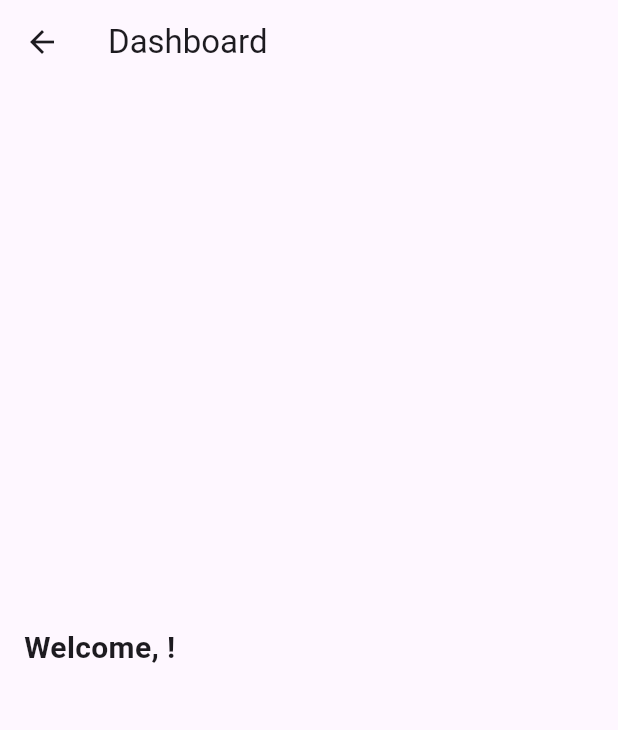
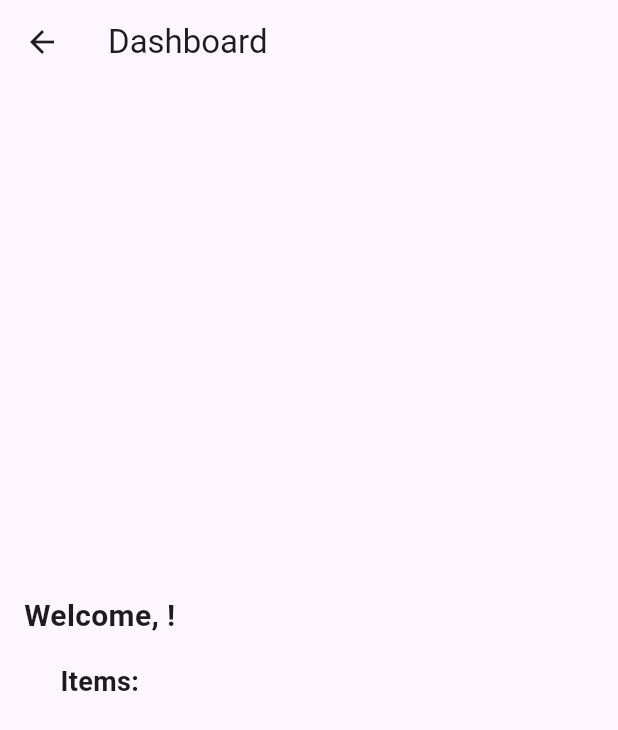
Before and after one commit to TishaJhabak1014/ReVibe, a Flutter app: the DashboardPage screen opened by its route, on a phone screen of 412 x 824 dp. Shown: the top 730 px of the screen. Run offline on Flutter 3.47's test engine with Material 3 defaults, Android fonts, the phone set to English and light mode, and no system bars; our stand-ins replace cloud_firestore, firebase_core, qr_flutter; accounts and stored records are empty.

Commit message:
user dashboard updated

```diff
--- a/revibe/lib/dashboard.dart
+++ b/revibe/lib/dashboard.dart
@@ -1,4 +1,6 @@
 import 'package:flutter/material.dart';
+import 'package:cloud_firestore/cloud_firestore.dart';
+import 'package:qr_flutter/qr_flutter.dart';
 
 class DashboardPage extends StatelessWidget {
   final String userName;
@@ -21,9 +23,68 @@ class DashboardPage extends StatelessWidget {
               style: TextStyle(fontSize: 20, fontWeight: FontWeight.bold),
             ),
             const SizedBox(height: 16),
+            // Display the list of items
+            ItemList(),
+            const SizedBox(height: 16),
+            // Generate QR code
+            // Container(
+            //   height: 200.0, // Set the desired height for the QR code
+            //   child: QrImage(
+            //     data: 'Your concatenated userID and itemID here',
+            //     version: QrVersions.auto,
+            //     size: 200.0,
+            //   ),
+            // ),
           ],
         ),
       ),
     );
   }
 }
+
+class ItemList extends StatelessWidget {
+  @override
+  Widget build(BuildContext context) {
+    return StreamBuilder<QuerySnapshot>(
+      stream: FirebaseFirestore.instance.collection('scannable_items_org').snapshots(),
+      builder: (context, snapshot) {
+        if (!snapshot.hasData) {
+          return CircularProgressIndicator();
+        }
+
+        var querySnapshot = snapshot.data!;
+        var items = querySnapshot.docs;
+
+        return Column(
+          crossAxisAlignment: CrossAxisAlignment.start,
+          children: [
+            Text(
+              'Items:',
+              style: TextStyle(fontSize: 18, fontWeight: FontWeight.bold),
+            ),
+            // Display each item in the list
+            for (var item in items)
+              InkWell(
+                onTap: () {
+                  // Show a snackbar when the item is clicked
+                  ScaffoldMessenger.of(context).showSnackBar(
+                    SnackBar(
+                      content: Text('Your scan for ${item['name']} is ready!'),
+                      duration: Duration(minutes: 5),
+                    ),
+                  );
+                },
+                child: ListTile(
+                  title: Text(
+                    item['name'],
+                    style: TextStyle(fontWeight: FontWeight.bold),
+                  ),
+                  subtitle: Text('Points: ${item['points']}'),
+                ),
+              ),
+          ],
+        );
+      },
+    );
+  }
+}
--- a/revibe/pubspec.yaml
+++ b/revibe/pubspec.yaml
@@ -38,6 +38,7 @@ dependencies:
   firebase_core: ^2.24.2
   cloud_firestore: ^4.14.0
   crypto: ^3.0.1
+  qr_flutter: ^4.0.0
 
 dev_dependencies:
   flutter_test:
```
Also changed, not shown: revibe/lib/main.dart (+14 -5 lines), revibe/lib/qr_image.dart (added, +32 -0 lines), revibe/pubspec.lock.
